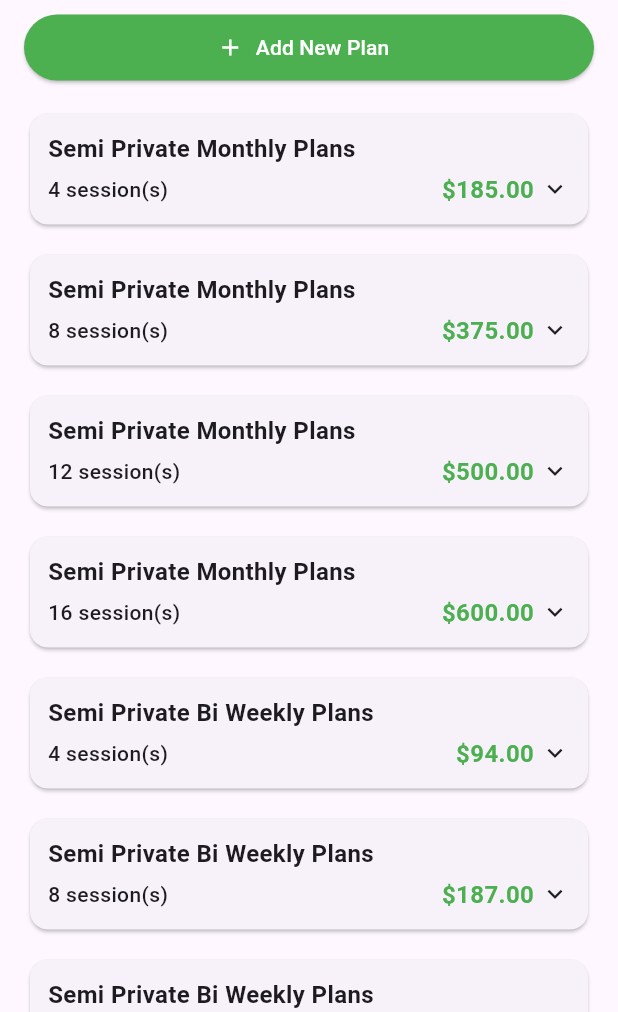
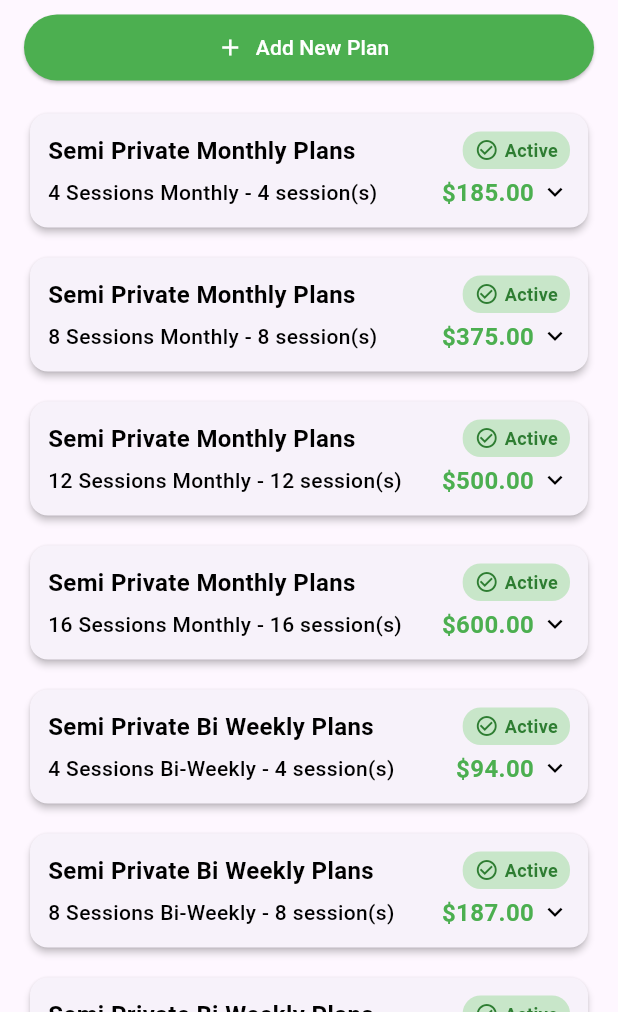
Before and after one commit to manchinenir/Fitness-App, a Flutter app: the PlansScreen screen opened directly, on a phone screen of 412 x 824 dp, the part 224-1236 px from its top. Run offline on Flutter 3.47's test engine with Material 3 defaults, Android fonts, the phone set to English and light mode, and no system bars; our stand-ins replace cloud_firestore, file_picker, firebase_auth, firebase_core, firebase_storage, font_awesome_flutter and 7 more; accounts and stored records are empty.

```diff
--- a/lib/screens/Admin_Plan_Screen.dart
+++ b/lib/screens/Admin_Plan_Screen.dart
@@ -12,7 +12,6 @@ class PlansScreen extends StatefulWidget {
 class _PlansScreenState extends State<PlansScreen> {
   final _formKey = GlobalKey<FormState>();
   final FirebaseFirestore _firestore = FirebaseFirestore.instance;
-
   final _nameController = TextEditingController();
   final _priceController = TextEditingController();
   final _sessionsController = TextEditingController();
@@ -21,10 +20,8 @@ class _PlansScreenState extends State<PlansScreen> {
 
   String _selectedCategory = 'Semi Private Monthly Plans';
   String _selectedStatus = 'Active';
-
   int _editingIndex = -1;
   String? _editingDocId;
-
   List<Map<String, dynamic>> _plans = [];
 
   final List<String> _categories = [
@@ -38,7 +35,6 @@ class _PlansScreenState extends State<PlansScreen> {
   ];
 
   final List<String> _statusOptions = ['Active', 'Inactive'];
-
   int? _expandedPlanIndex;
 
   @override
@@ -169,12 +165,14 @@ class _PlansScreenState extends State<PlansScreen> {
         },
       ];
 
-      WriteBatch batch = _firestore.batch();
       final colRef = _firestore.collection('plans');
       final existing = await colRef.get();
-      for (var doc in existing.docs) {
-        batch.delete(doc.reference);
+      if (existing.docs.isNotEmpty) {
+        print('Plans already exist, skipping initial load');
+        return;
       }
+
+      WriteBatch batch = _firestore.batch();
       for (var plan in initialPlans) {
         batch.set(colRef.doc(), plan);
       }
@@ -621,7 +619,7 @@ class _PlansScreenState extends State<PlansScreen> {
             const SizedBox(height: 8),
             Expanded(
               child: StreamBuilder<QuerySnapshot>(
-                stream: _firestore.collection('plans').snapshots(),
+                stream: _firestore.collection('plans').orderBy('createdAt', descending: false).snapshots(),
                 builder: (ctx, snap) {
                   if (snap.hasError) {
                     return Center(child: Text('Error: ${snap.error}'));
@@ -629,6 +627,7 @@ class _PlansScreenState extends State<PlansScreen> {
                   if (snap.connectionState == ConnectionState.waiting) {
                     return const Center(child: CircularProgressIndicator());
                   }
+
                   final docs = snap.data!.docs;
                   _plans = docs.map((d) {
                     final m = d.data()! as Map<String, dynamic>;
@@ -640,40 +639,47 @@ class _PlansScreenState extends State<PlansScreen> {
                     return const Center(child: Text('No plans available'));
                   }
 
-                  List<Map<String, dynamic>> sorted = [];
-                  final monthlyCats = [
-                    'Semi Private Monthly Plans',
-                    'Semi Private Bi Weekly Plans'
-                  ];
-                  final order = [4, 8, 12, 16];
+                  // Sort by category index first, then by sessions, then by createdAt
+                  _plans.sort((a, b) {
+                    // First priority: category index comparison
+                    int catIndexA = _categories.indexOf(a['category']);
+                    if (catIndexA == -1) catIndexA = _categories.length;
+                    int catIndexB = _categories.indexOf(b['category']);
+                    if (catIndexB == -1) catIndexB = _categories.length;
+                    int catCompare = catIndexA.compareTo(catIndexB);
+                    if (catCompare != 0) return catCompare;
 
-                  for (var cat in monthlyCats) {
-                    final group = _plans
-                        .where((p) =>
-                            p['category'] == cat && p['status'] == 'Active')
-                        .toList();
-                    for (var s in order) {
-                      final found =
-                          group.where((p) => p['sessions'] == s).toList();
-                      if (found.isNotEmpty) sorted.add(found.first);
+                    // Second priority: sessions comparison within same category
+                    int sessionsCompare = (a['sessions'] as int).compareTo(b['sessions'] as int);
+                    if (sessionsCompare != 0) return sessionsCompare;
+
+                    // Third priority: creation time (newly added plans at bottom)
+                    var aCreated = a['createdAt'];
+                    var bCreated = b['createdAt'];
+
+                    if (aCreated != null && bCreated != null) {
+                      if (aCreated is Timestamp && bCreated is Timestamp) {
+                        return aCreated.compareTo(bCreated);
                       }
                     }
-                  sorted.addAll(_plans.where((p) =>
-                      !monthlyCats.contains(p['category']) &&
-                      p['status'] == 'Active'));
+                    return 0;
+                  });
 
                   return ListView.builder(
                     padding: const EdgeInsets.symmetric(horizontal: 16),
-                    itemCount: sorted.length,
+                    itemCount: _plans.length,
                     itemBuilder: (c, i) {
-                      final plan = sorted[i];
+                      final plan = _plans[i];
                       final expanded = _expandedPlanIndex == i;
+                      final isActive = plan['status'] == 'Active';
+
                       return Container(
                         width: double.infinity,
                         margin: const EdgeInsets.only(bottom: 12),
                         child: Card(
                           shape: RoundedRectangleBorder(
                               borderRadius: BorderRadius.circular(12)),
+                          elevation: 2,
                           child: InkWell(
                             onTap: () => setState(
                                 () => _expandedPlanIndex = expanded ? null : i),
@@ -690,9 +696,47 @@ class _PlansScreenState extends State<PlansScreen> {
                                           plan['category'],
                                           style: const TextStyle(
                                             fontSize: 16,
-                                              fontWeight: FontWeight.bold),
+                                            fontWeight: FontWeight.bold,
+                                            color: Colors.black,
+                                          ),
                                           overflow: TextOverflow.ellipsis,
                                           maxLines: 1,
+                                        ),
+                                      ),
+                                      Container(
+                                        padding: const EdgeInsets.symmetric(
+                                            horizontal: 8, vertical: 4),
+                                        decoration: BoxDecoration(
+                                          color: isActive
+                                              ? Colors.green[100]
+                                              : Colors.orange[100],
+                                          borderRadius:
+                                              BorderRadius.circular(12),
+                                        ),
+                                        child: Row(
+                                          mainAxisSize: MainAxisSize.min,
+                                          children: [
+                                            Icon(
+                                              isActive
+                                                ? Icons.check_circle_outline
+                                                : Icons.pause_circle_outline,
+                                              size: 16,
+                                              color: isActive
+                                                ? Colors.green[800]
+                                                : Colors.orange[800],
+                                            ),
+                                            const SizedBox(width: 4),
+                                            Text(
+                                              plan['status'],
+                                              style: TextStyle(
+                                                fontSize: 12,
+                                                color: isActive
+                                                    ? Colors.green[800]
+                                                    : Colors.orange[800],
+                                                fontWeight: FontWeight.w600,
+                                              ),
+                                            ),
+                                          ],
                                         ),
                                       ),
                                     ],
@@ -702,33 +746,39 @@ class _PlansScreenState extends State<PlansScreen> {
                                     children: [
                                       Expanded(
                                         child: Text(
-                                          '${plan['sessions']} session(s)',
+                                          '${plan['name']} - ${plan['sessions']} session(s)',
                                           style: const TextStyle(
                                             fontSize: 14,
-                                              fontWeight: FontWeight.w500),
+                                            fontWeight: FontWeight.w500,
+                                            color: Colors.black,
+                                          ),
                                         ),
                                       ),
                                       Text(
                                         '\$${(plan['price'] as num).toStringAsFixed(2)}',
-                                        style: const TextStyle(
+                                        style: TextStyle(
                                           fontSize: 16,
                                           fontWeight: FontWeight.bold,
-                                            color: Colors.green),
+                                          color: isActive ? Colors.green : Colors.orange,
+                                        ),
                                       ),
                                       const SizedBox(width: 4),
                                       Icon(
                                         expanded
                                             ? Icons.expand_less
                                             : Icons.expand_more,
-                                          size: 20),
+                                        size: 20,
+                                        color: Colors.black,
+                                      ),
                                     ],
                                   ),
                                   if (expanded) ...[
                                     const SizedBox(height: 8),
                                     Text(
                                       plan['description'] ?? '',
-                                      style:
-                                          const TextStyle(color: Colors.grey),
+                                      style: const TextStyle(
+                                        color: Colors.grey,
+                                      ),
                                     ),
                                     const SizedBox(height: 8),
                                     Row(
@@ -740,8 +790,7 @@ class _PlansScreenState extends State<PlansScreen> {
                                                 (p) => p['docId'] == plan['docId']);
                                             _showAddEditDialog(index: idx);
                                           },
-                                          icon:
-                                              const Icon(Icons.edit, size: 18),
+                                          icon: const Icon(Icons.edit, size: 18),
                                           label: const Text('Edit'),
                                         ),
                                         const SizedBox(width: 4),
```
Also changed, not shown: lib/auth/login_page.dart (+36 -14 lines), lib/auth/sign_up_page.dart (+47 -6 lines). Lines whose indentation alone changed are shown as unchanged.
